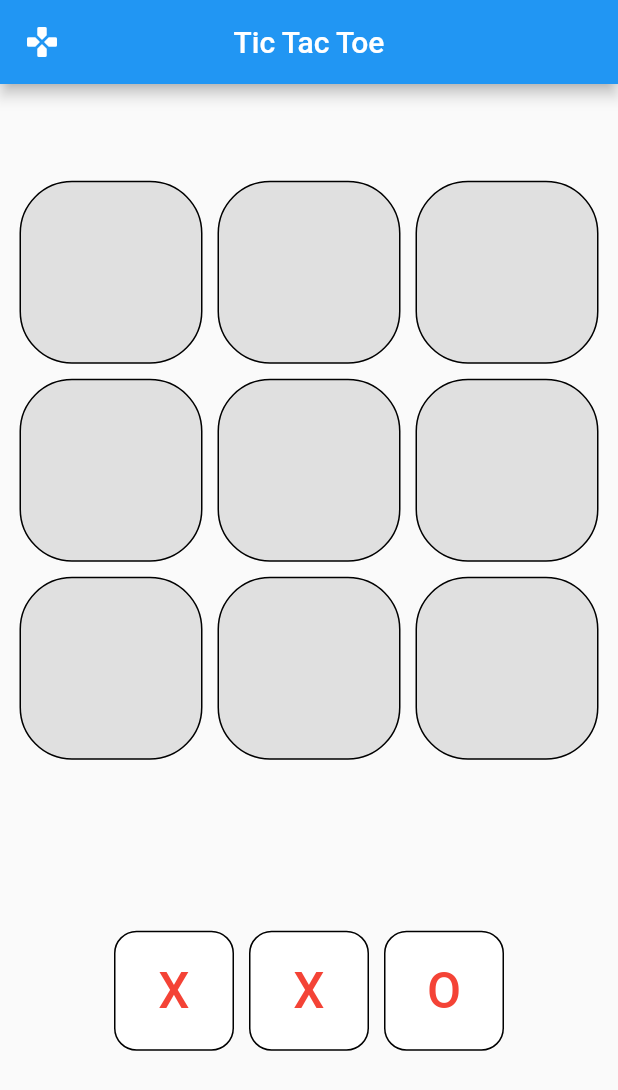
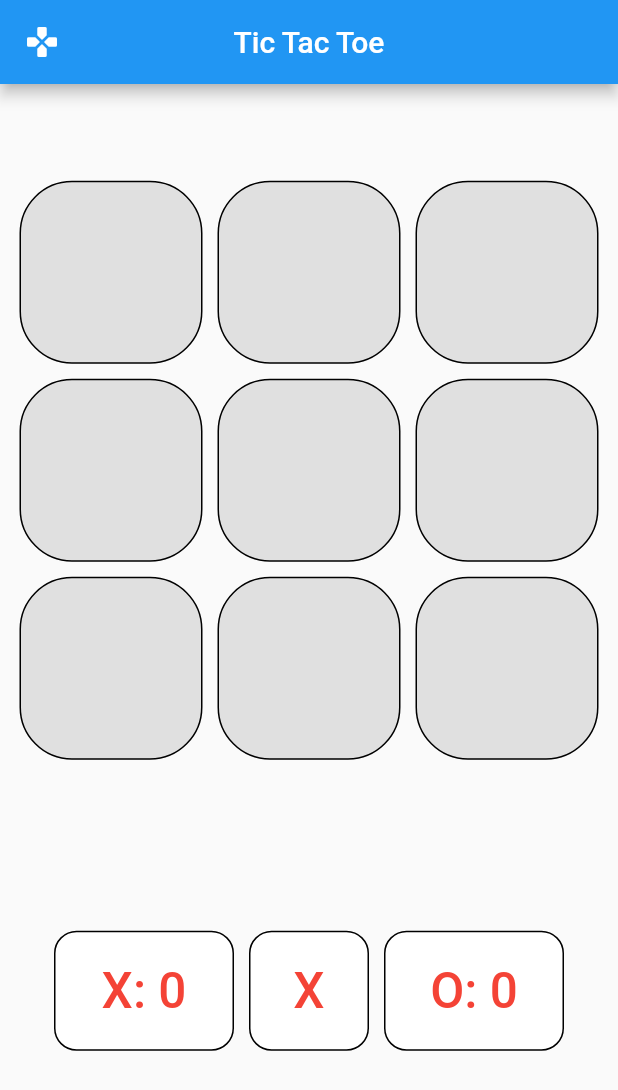
Before and after one commit to blackout358/TicTacToe, a Flutter app: the screen it shows after launch, on a phone screen of 412 x 824 dp. Shown: the top 1090 px of the screen. Run offline on Flutter 3.47's test engine with Material 2 defaults, Android fonts, the phone set to English and light mode, and no system bars.

Commit message:
Added turn display and score display to scoreboard

```diff
--- a/lib/logic/gameboard.dart
+++ b/lib/logic/gameboard.dart
@@ -2,11 +2,15 @@ class GameBoard {
   late List<String> grid;
   late String turn;
   late String winner;
+  late int xScore;
+  late int oScore;
 
   GameBoard() {
     grid = List<String>.filled(9, '');
     turn = 'X';
     winner = "";
+    xScore = 0;
+    oScore = 0;
   }
 
   String getGridValue(int index) {
@@ -35,41 +39,49 @@ class GameBoard {
   bool isWinner() {
     if (grid[0] == grid[1] && grid[2] == grid[0] && grid[0] != '') {
       setWinner("${grid[0]} is the winner");
+      updateScore(grid[0]);
       return true;
     }
     // Check row 2
     else if (grid[3] == grid[4] && grid[5] == grid[3] && grid[3] != '') {
       setWinner("${grid[3]} is the winner");
+      updateScore(grid[3]);
       return true;
     }
     // Check row 3
     else if (grid[6] == grid[7] && grid[7] == grid[8] && grid[6] != '') {
       setWinner("${grid[6]} is the winner");
+      updateScore(grid[6]);
       return true;
     }
     // Check column 1
     else if (grid[0] == grid[3] && grid[0] == grid[6] && grid[0] != '') {
       setWinner("${grid[0]} is the winner");
+      updateScore(grid[0]);
       return true;
     }
     // Check column 2
     else if (grid[1] == grid[4] && grid[4] == grid[7] && grid[1] != '') {
       setWinner("${grid[1]} is the winner");
+      updateScore(grid[1]);
       return true;
     }
     // Check column 3
     else if (grid[2] == grid[5] && grid[5] == grid[8] && grid[2] != '') {
       setWinner("${grid[2]} is the winner");
+      updateScore(grid[2]);
       return true;
     }
     // Check diagonal
     else if (grid[0] == grid[4] && grid[4] == grid[8] && grid[0] != '') {
       setWinner("${grid[0]} is the winner");
+      updateScore(grid[0]);
       return true;
     }
     // Check diagonal
     else if (grid[2] == grid[4] && grid[4] == grid[6] && grid[2] != '') {
       setWinner("${grid[2]} is the winner");
+      updateScore(grid[2]);
       return true;
     } // Check tie
     else if (grid.every((element) => element.isNotEmpty)) {
@@ -88,4 +100,20 @@ class GameBoard {
   String getWinner() {
     return winner;
   }
+
+  void updateScore(String victor) {
+    victor == "X" ? xScore++ : oScore++;
+  }
+
+  int getOScore() {
+    return oScore;
+  }
+
+  int getXScore() {
+    return xScore;
+  }
+
+  String getTurn() {
+    return turn;
+  }
 }
--- a/lib/screens/main_screen.dart
+++ b/lib/screens/main_screen.dart
@@ -1,6 +1,7 @@
 import 'package:flutter/material.dart';
 import 'package:tictactoe/logic/gameboard.dart';
 import 'package:tictactoe/widgets/app_button.dart';
+import 'package:tictactoe/widgets/scoreboard.dart';
 import 'package:tictactoe/widgets/winner_text.dart';
 import '../widgets/gridview_buttons.dart';
 
@@ -17,15 +18,10 @@ class _MainScreenState extends State<MainScreen> {
   List<String> displayXO = ['', '', '', '', '', '', '', '', ''];
   GameBoard myGameBoard = GameBoard();
 
-  void setTurn(String value) {
-    setState(() {
-      winner = myGameBoard.getWinner();
-    });
-  }
-
   void updateWinner(String winner) {
     setState(() {
       this.winner = winner;
+      turn = turn;
     });
   }
 
@@ -48,55 +44,59 @@ class _MainScreenState extends State<MainScreen> {
               updateWinner: updateWinner,
             ),
           ),
-          Row(
-            // crossAxisAlignment: CrossAxisAlignment.center,
-            mainAxisAlignment: MainAxisAlignment.center,
-            children: [
-              AppButtons(
-                foregroundColor: Colors.red,
-                backgroundColor: Colors.white,
-                borderColor: Colors.black,
-                text: "X",
-                width: 90,
-                height: 90,
-                borderRadius: 15,
-                onPressed: () {
-                  setState(() {
-                    turn = "X";
-                  });
-                },
-              ),
-              AppButtons(
-                foregroundColor: Colors.red,
-                backgroundColor: Colors.white,
-                borderColor: Colors.black,
-                text: turn,
-                width: 90,
-                height: 90,
-                borderRadius: 15,
-                onPressed: () {
-                  setState(() {
-                    myGameBoard.clearBoard();
-                    myGameBoard.setWinner("");
-                    updateWinner("");
-                  });
-                },
-              ),
-              AppButtons(
-                foregroundColor: Colors.red,
-                backgroundColor: Colors.white,
-                borderColor: Colors.black,
-                text: "O",
-                width: 90,
-                height: 90,
-                borderRadius: 15,
-                onPressed: () {
-                  print("myGameBoard: ${myGameBoard.getWinner()}");
-                  print("Winner: $winner");
-                },
-              ),
-            ],
+          Scoreboard(
+            myGameBoard: myGameBoard,
+            turn: turn,
           ),
+          // Row(
+          //   // crossAxisAlignment: CrossAxisAlignment.center,
+          //   mainAxisAlignment: MainAxisAlignment.center,
+          //   children: [
+          //     AppButtons(
+          //       foregroundColor: Colors.red,
+          //       backgroundColor: Colors.white,
+          //       borderColor: Colors.black,
+          //       text: "X",
+          //       width: 90,
+          //       height: 90,
+          //       borderRadius: 15,
+          //       onPressed: () {
+          //         setState(() {
+          //           turn = "X";
+          //         });
+          //       },
+          //     ),
+          //     AppButtons(
+          //       foregroundColor: Colors.red,
+          //       backgroundColor: Colors.white,
+          //       borderColor: Colors.black,
+          //       text: turn,
+          //       width: 90,
+          //       height: 90,
+          //       borderRadius: 15,
+          //       onPressed: () {
+          //         setState(() {
+          //           myGameBoard.clearBoard();
+          //           myGameBoard.setWinner("");
+          //           updateWinner("");
+          //         });
+          //       },
+          //     ),
+          //     AppButtons(
+          //       foregroundColor: Colors.red,
+          //       backgroundColor: Colors.white,
+          //       borderColor: Colors.black,
+          //       text: "O",
+          //       width: 90,
+          //       height: 90,
+          //       borderRadius: 15,
+          //       onPressed: () {
+          //         print("myGameBoard: ${myGameBoard.getWinner()}");
+          //         print("Winner: $winner");
+          //       },
+          //     ),
+          //   ],
+          // ),
           WinnerText(myGameBoard: myGameBoard, winner: winner),
         ],
       ),
--- a/lib/widgets/gridview_buttons.dart
+++ b/lib/widgets/gridview_buttons.dart
@@ -54,6 +54,7 @@ class _ButtonGridState extends State<ButtonGrid> {
               }
               widget.myGameBoard.setXO(index);
               var didWin = widget.myGameBoard.isWinner();
+              widget.updateWinner(widget.winner);
               print(widget.myGameBoard.getGrid());
               if (didWin) {
                 hasWon = true;
--- a/lib/widgets/scoreboard.dart
+++ b/lib/widgets/scoreboard.dart
@@ -1,7 +1,12 @@
 import 'package:flutter/material.dart';
+import 'package:tictactoe/logic/gameboard.dart';
+
+import 'app_button.dart';
 
 class Scoreboard extends StatefulWidget {
-  const Scoreboard({super.key});
+  GameBoard myGameBoard;
+  final String turn;
+  Scoreboard({super.key, required this.myGameBoard, required this.turn});
 
   @override
   State<Scoreboard> createState() => _ScoreboardState();
@@ -10,6 +15,53 @@ class Scoreboard extends StatefulWidget {
 class _ScoreboardState extends State<Scoreboard> {
   @override
   Widget build(BuildContext context) {
-    return const Placeholder();
+    return Row(
+      mainAxisAlignment: MainAxisAlignment.center,
+      children: [
+        AppButtons(
+          foregroundColor: Colors.red,
+          backgroundColor: Colors.white,
+          borderColor: Colors.black,
+          text: "X: ${widget.myGameBoard.getXScore()}",
+          width: 130,
+          height: 90,
+          borderRadius: 15,
+          onPressed: () {
+            setState(() {
+              widget.myGameBoard.setWinner("X");
+            });
+          },
+        ),
+        AppButtons(
+          foregroundColor: Colors.red,
+          backgroundColor: Colors.white,
+          borderColor: Colors.black,
+          text: widget.myGameBoard.getTurn(),
+          width: 90,
+          height: 90,
+          borderRadius: 15,
+          onPressed: () {
+            setState(() {
+              widget.myGameBoard.setWinner("X");
+            });
+          },
+        ),
+        // Padding(padding: EdgeInsets.all(15)),
+        AppButtons(
+          foregroundColor: Colors.red,
+          backgroundColor: Colors.white,
+          borderColor: Colors.black,
+          text: "O: ${widget.myGameBoard.getOScore()}",
+          width: 130,
+          height: 90,
+          borderRadius: 15,
+          onPressed: () {
+            setState(() {
+              widget.myGameBoard.setWinner("X");
+            });
+          },
+        ),
+      ],
+    );
   }
 }
```
